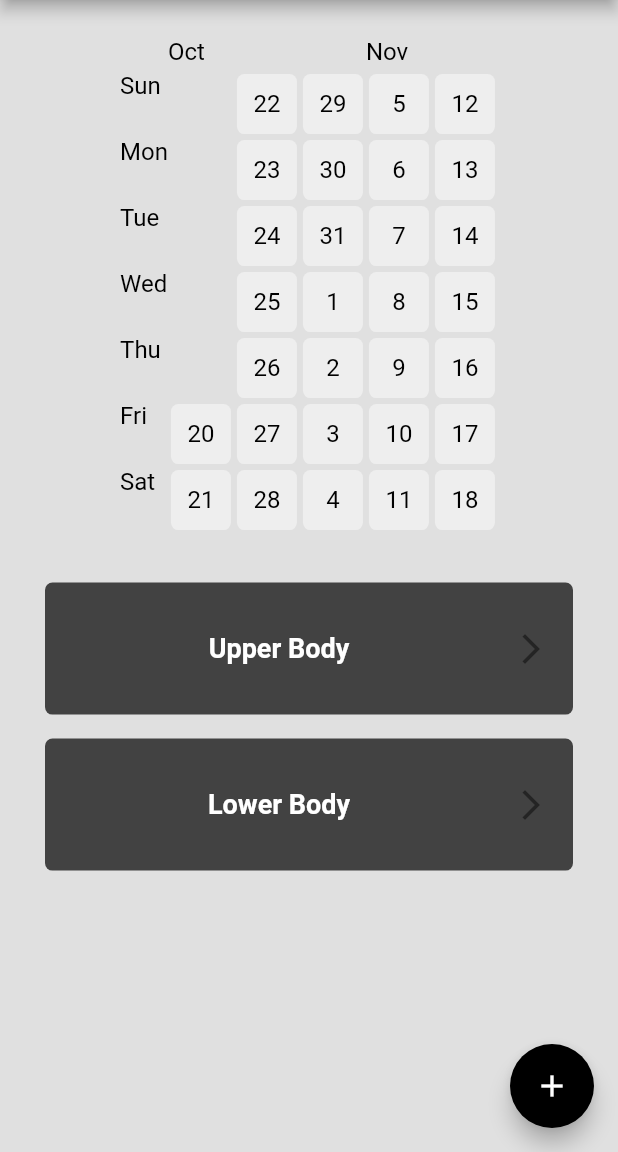
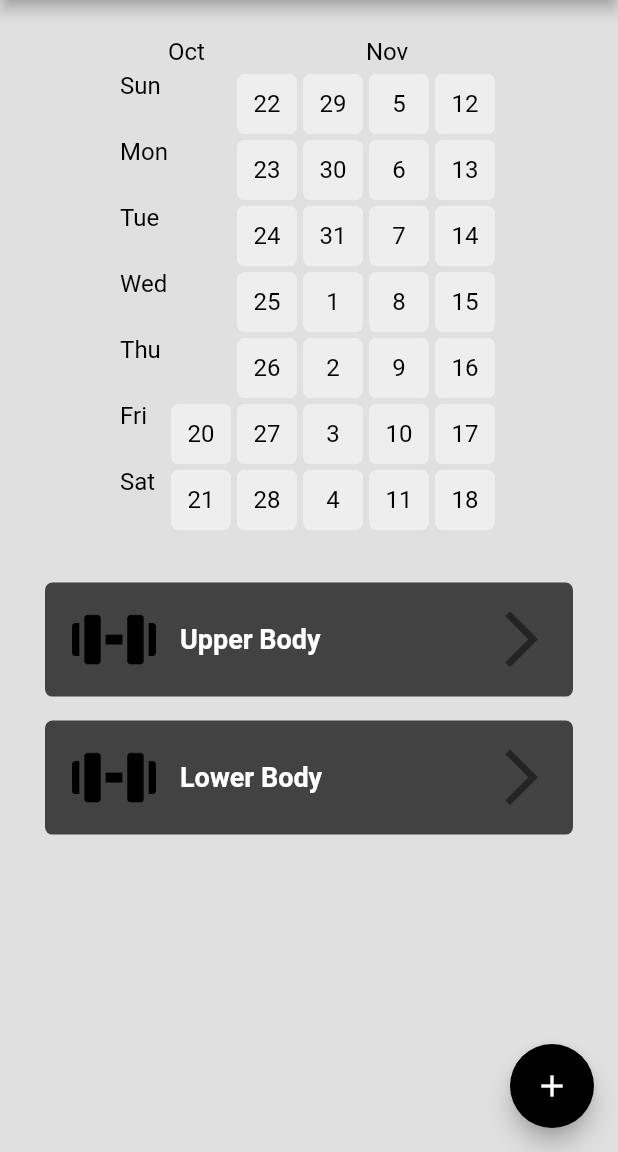
Before and after one commit to 3idjn7/FlutterProjects, a Flutter app: the screen it shows after launch, on a phone screen of 412 x 824 dp, the part 84-1236 px from its top. Run offline on Flutter 3.47's test engine with Material 2 defaults, Android fonts, the phone set to English and light mode, and no system bars; drawn by our look-alikes of flutter_heatmap_calendar; our stand-ins replace geocoding, geolocator, hive_flutter, logger, lottie; accounts and stored records are empty.

Commit message:
Added icon to the workout button and adjusten the layout a little bit.

```diff
--- a/workout tracker app/workout_tracker_app/lib/pages/home_page.dart
+++ b/workout tracker app/workout_tracker_app/lib/pages/home_page.dart
@@ -146,14 +146,25 @@ class _HomePageState extends State<HomePage> {
               onTap: () => goToWorkoutPage(workout.name),
               onLongPress: () => _showEditDialog(workout.name),
               child: ListTile(
-                contentPadding: const EdgeInsets.all(16.0),
+                leading: Image.asset('assets/weightlifting.png', height: 150.0),
+                contentPadding: const EdgeInsets.only(
+                  left: 18,
+                  top: 10,
+                  bottom: 10,
+                ),
                 title: Text(workout.name,
                     style: const TextStyle(
                         color: Colors.white,
                         fontWeight: FontWeight.bold,
                         fontSize: 18.0),
-                    textAlign: TextAlign.center),
-                trailing: const Icon(Icons.arrow_forward_ios),
+                    textAlign: TextAlign.left),
+                trailing: const Padding(
+                  padding: EdgeInsets.only(right: 12.0),
+                  child: Icon(
+                    Icons.arrow_forward_ios,
+                    size: 45.0,
+                  ),
+                ),
               ),
             ),
           ),
--- a/workout tracker app/workout_tracker_app/pubspec.yaml
+++ b/workout tracker app/workout_tracker_app/pubspec.yaml
@@ -60,6 +60,8 @@ flutter:
   # included with your application, so that you can use the icons in
   # the material Icons class.
   uses-material-design: true
+  assets:
+    - assets/
 
   # To add assets to your application, add an assets section, like this:
   # assets:
```
Also changed, not shown: workout tracker app/workout_tracker_app/assets/weightlifting.png (added).
